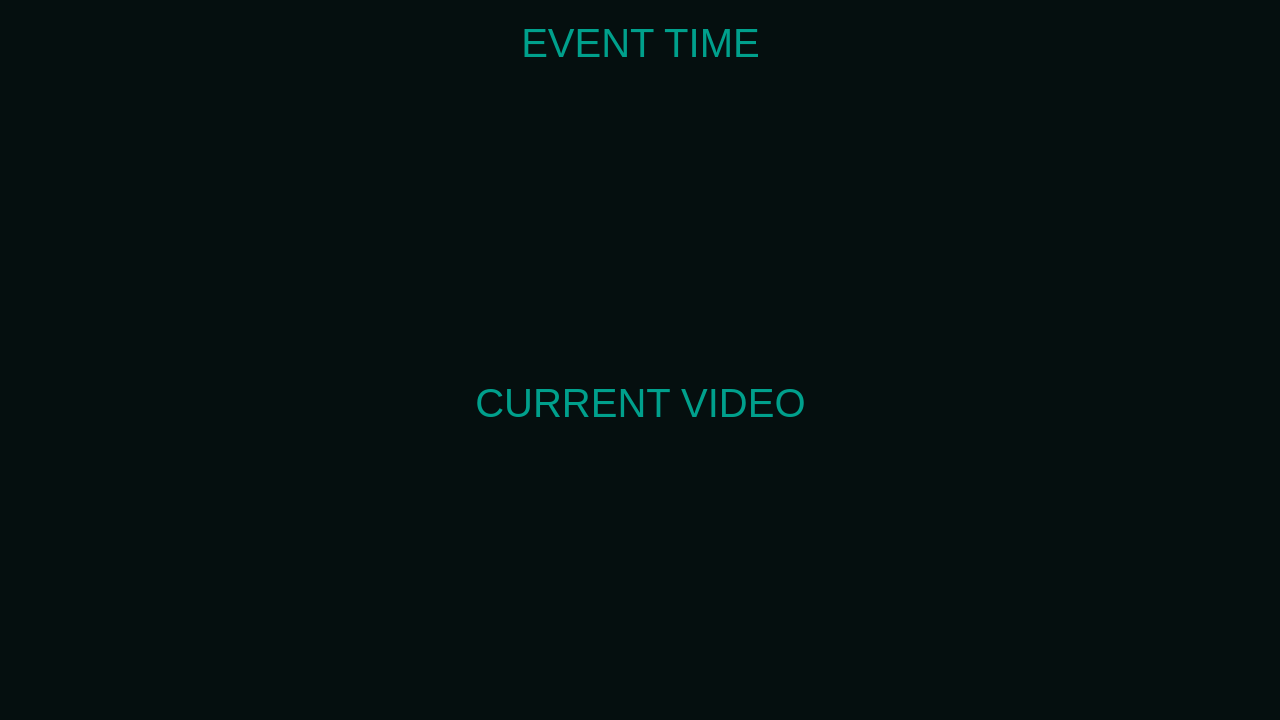
First picture: the form in src/mainwindow.ui, repository petrix/timer, before the edit.
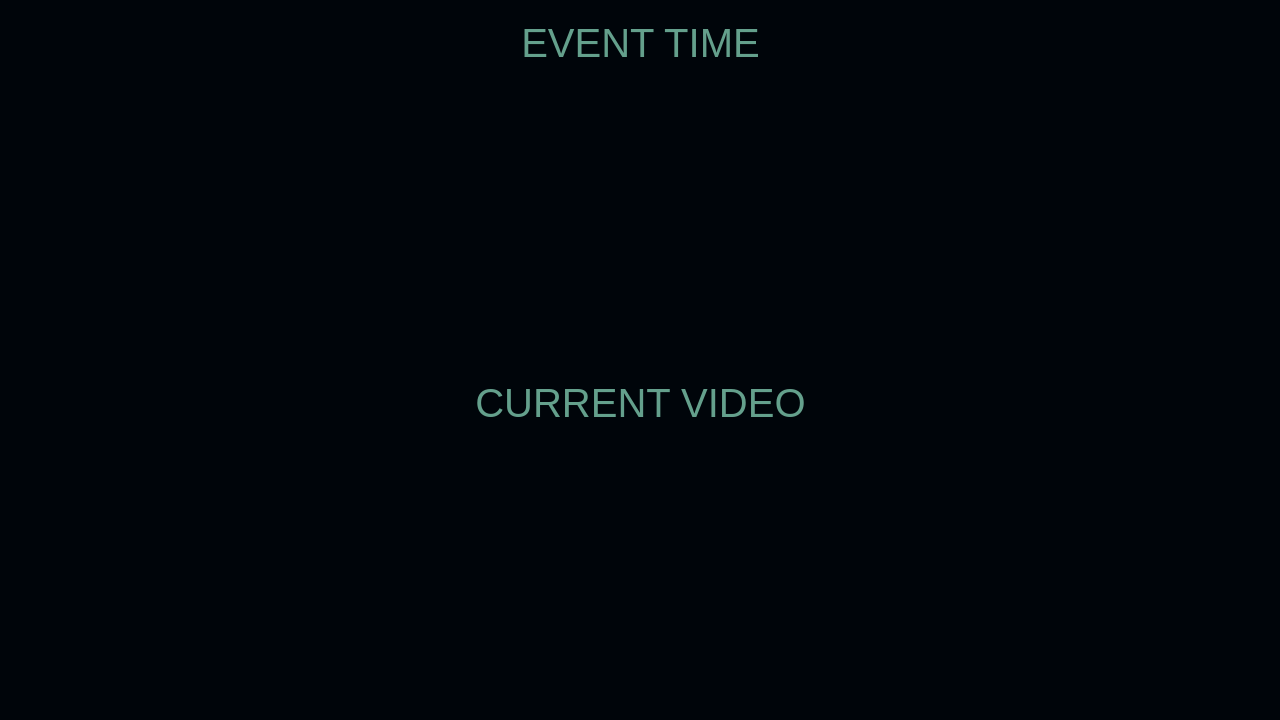
Second picture: the form after the edit. Icons and pictures are not drawn.

```diff
--- a/src/mainwindow.ui
+++ b/src/mainwindow.ui
@@ -14,10 +14,10 @@
    <string>Timer</string>
   </property>
   <property name="styleSheet">
-   <string notr="true">background-color: rgb(5, 15, 15);
+   <string notr="true">background-color: rgb(0, 5, 10);
 border-width: 0;
 font: 30pt;
-color:rgb(0, 160, 140);
+color:rgb(100, 160, 140);
 	  </string>
   </property>
   <layout class="QGridLayout" name="_1">
```
Left out of the diff: 2 changed lines with no effect on the pictures.
